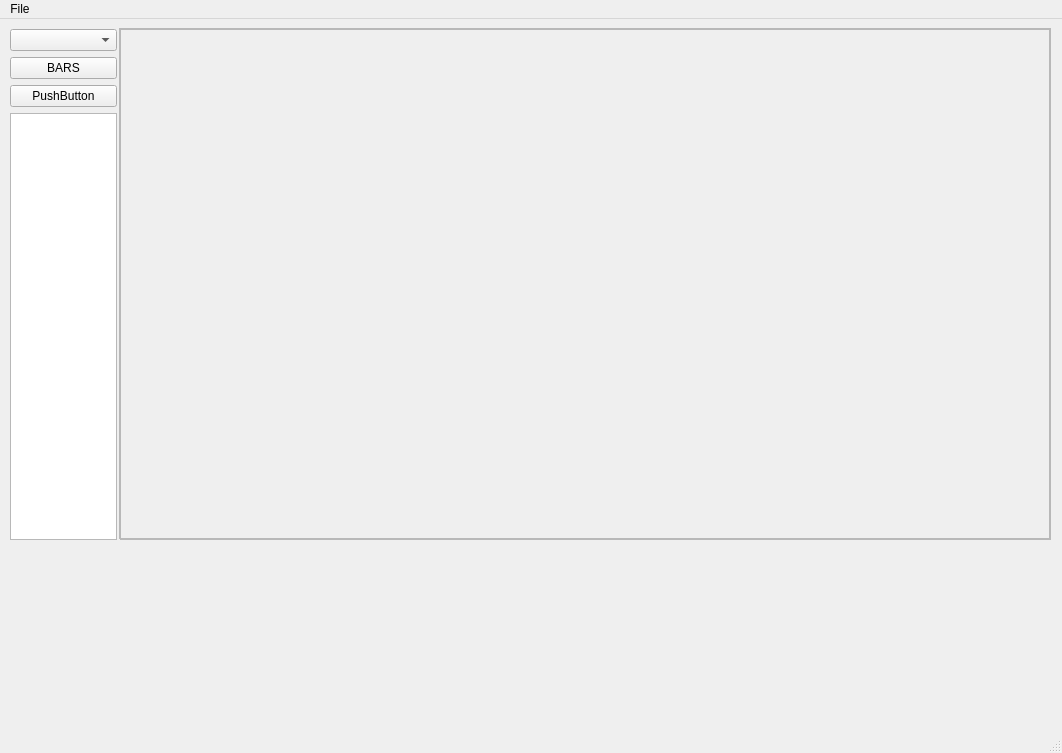
Before: the Qt Designer form designer2.ui in SeptiD/cpu_monitor, drawn with Qt 5.
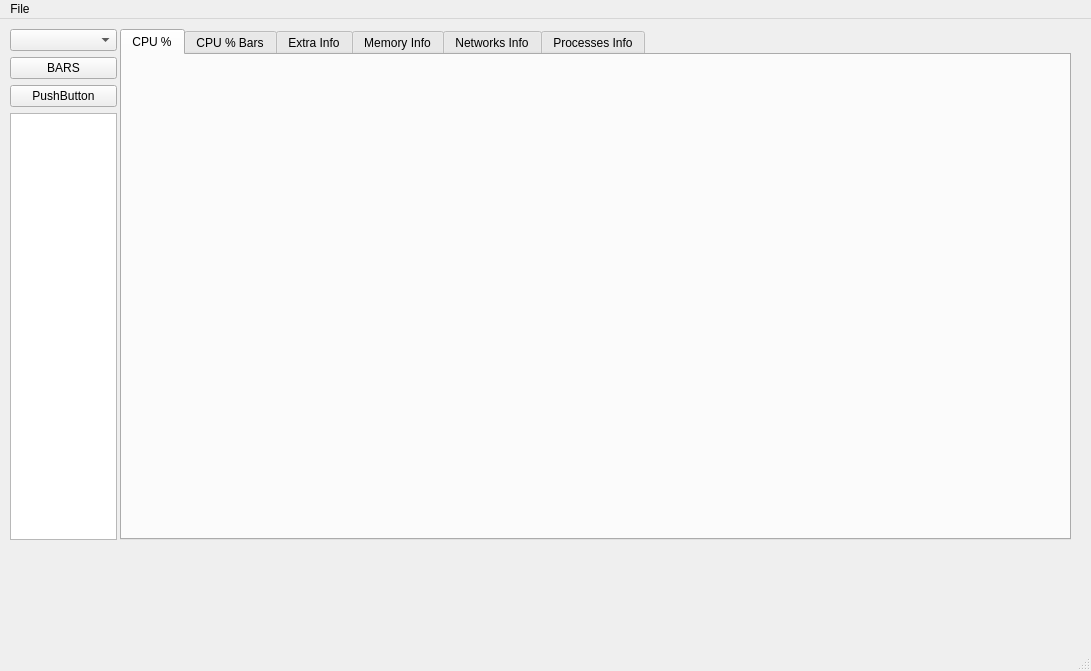
After: the same form once the commit is applied. The open tabs and pages were chosen to show the change.

Commit message: I019:Tab widget implemented

Patch:
```diff
--- a/designer2.ui
+++ b/designer2.ui
@@ -6,8 +6,8 @@
    <rect>
     <x>0</x>
     <y>0</y>
-    <width>1062</width>
-    <height>753</height>
+    <width>1091</width>
+    <height>671</height>
    </rect>
   </property>
   <property name="windowTitle">
@@ -53,176 +53,123 @@
      </item>
     </layout>
    </widget>
-   <widget class="QFrame" name="frame_cpu_plots">
+   <widget class="QTabWidget" name="tabWidget">
     <property name="geometry">
      <rect>
       <x>120</x>
       <y>10</y>
-      <width>931</width>
+      <width>951</width>
       <height>511</height>
      </rect>
     </property>
-    <property name="frameShape">
-     <enum>QFrame::StyledPanel</enum>
+    <property name="currentIndex">
+     <number>5</number>
     </property>
-    <property name="frameShadow">
-     <enum>QFrame::Raised</enum>
-    </property>
+    <widget class="QWidget" name="tab_cpu_perc_plots">
+     <attribute name="title">
+      <string>CPU %</string>
+     </attribute>
     <widget class="QWidget" name="verticalLayoutWidget_2">
      <property name="geometry">
       <rect>
-       <x>-1</x>
-       <y>-1</y>
-       <width>931</width>
-       <height>511</height>
+        <x>0</x>
+        <y>0</y>
+        <width>941</width>
+        <height>481</height>
       </rect>
      </property>
      <layout class="QVBoxLayout" name="verticalLayout_cpu_plots"/>
     </widget>
    </widget>
-   <widget class="QFrame" name="frame_progress_bars">
-    <property name="geometry">
-     <rect>
-      <x>120</x>
-      <y>10</y>
-      <width>931</width>
-      <height>511</height>
-     </rect>
-    </property>
-    <property name="frameShape">
-     <enum>QFrame::StyledPanel</enum>
-    </property>
-    <property name="frameShadow">
-     <enum>QFrame::Raised</enum>
-    </property>
+    <widget class="QWidget" name="tab_cpu_per_bars">
+     <attribute name="title">
+      <string>CPU % Bars</string>
+     </attribute>
     <widget class="QWidget" name="verticalLayoutWidget_3">
      <property name="geometry">
       <rect>
-       <x>-1</x>
-       <y>-1</y>
-       <width>931</width>
-       <height>511</height>
+        <x>0</x>
+        <y>0</y>
+        <width>951</width>
+        <height>481</height>
       </rect>
      </property>
      <layout class="QVBoxLayout" name="verticalLayout_cpu_progress_bars"/>
     </widget>
    </widget>
-   <widget class="QFrame" name="frame_cpu_extra_info">
-    <property name="geometry">
-     <rect>
-      <x>119</x>
-      <y>9</y>
-      <width>931</width>
-      <height>511</height>
-     </rect>
-    </property>
-    <property name="frameShape">
-     <enum>QFrame::StyledPanel</enum>
-    </property>
-    <property name="frameShadow">
-     <enum>QFrame::Raised</enum>
-    </property>
+    <widget class="QWidget" name="tab_extra_info">
+     <attribute name="title">
+      <string>Extra Info</string>
+     </attribute>
     <widget class="QWidget" name="verticalLayoutWidget_4">
      <property name="geometry">
       <rect>
-       <x>-1</x>
-       <y>-1</y>
-       <width>931</width>
-       <height>511</height>
+        <x>0</x>
+        <y>0</y>
+        <width>951</width>
+        <height>481</height>
       </rect>
      </property>
      <layout class="QVBoxLayout" name="verticalLayout_cpu_extra_info"/>
     </widget>
    </widget>
-   <widget class="QFrame" name="frame_memory_info">
-    <property name="geometry">
-     <rect>
-      <x>119</x>
-      <y>9</y>
-      <width>931</width>
-      <height>511</height>
-     </rect>
-    </property>
-    <property name="frameShape">
-     <enum>QFrame::StyledPanel</enum>
-    </property>
-    <property name="frameShadow">
-     <enum>QFrame::Raised</enum>
-    </property>
+    <widget class="QWidget" name="tab_memory_info">
+     <attribute name="title">
+      <string>Memory Info</string>
+     </attribute>
     <widget class="QWidget" name="verticalLayoutWidget_5">
      <property name="geometry">
       <rect>
        <x>0</x>
        <y>0</y>
-       <width>931</width>
-       <height>511</height>
+        <width>941</width>
+        <height>481</height>
       </rect>
      </property>
      <layout class="QVBoxLayout" name="verticalLayout_memory_info"/>
     </widget>
    </widget>
-   <widget class="QFrame" name="frame_network_info">
-    <property name="geometry">
-     <rect>
-      <x>120</x>
-      <y>9</y>
-      <width>931</width>
-      <height>511</height>
-     </rect>
-    </property>
-    <property name="frameShape">
-     <enum>QFrame::StyledPanel</enum>
-    </property>
-    <property name="frameShadow">
-     <enum>QFrame::Raised</enum>
-    </property>
+    <widget class="QWidget" name="tab_net_info">
+     <attribute name="title">
+      <string>Networks Info</string>
+     </attribute>
     <widget class="QWidget" name="verticalLayoutWidget_6">
      <property name="geometry">
       <rect>
        <x>0</x>
-       <y>-1</y>
-       <width>931</width>
-       <height>511</height>
+        <y>0</y>
+        <width>951</width>
+        <height>481</height>
       </rect>
      </property>
      <layout class="QVBoxLayout" name="verticalLayout_network_info"/>
     </widget>
    </widget>
-   <widget class="QFrame" name="frame_processes_info">
-    <property name="geometry">
-     <rect>
-      <x>120</x>
-      <y>9</y>
-      <width>931</width>
-      <height>511</height>
-     </rect>
-    </property>
-    <property name="frameShape">
-     <enum>QFrame::StyledPanel</enum>
-    </property>
-    <property name="frameShadow">
-     <enum>QFrame::Raised</enum>
-    </property>
+    <widget class="QWidget" name="tab_proc_info">
+     <attribute name="title">
+      <string>Processes Info</string>
+     </attribute>
     <widget class="QWidget" name="verticalLayoutWidget_7">
      <property name="geometry">
       <rect>
        <x>0</x>
-       <y>-1</y>
-       <width>931</width>
-       <height>511</height>
+        <y>0</y>
+        <width>951</width>
+        <height>481</height>
       </rect>
      </property>
      <layout class="QVBoxLayout" name="verticalLayout_processes_info"/>
     </widget>
    </widget>
   </widget>
+  </widget>
   <widget class="QStatusBar" name="statusbar"/>
   <widget class="QMenuBar" name="menuBar">
    <property name="geometry">
     <rect>
      <x>0</x>
      <y>0</y>
-     <width>1062</width>
+     <width>1091</width>
      <height>20</height>
     </rect>
    </property>
```
Lines whose indentation alone changed are shown as unchanged. The commit also changes 2 other files.
